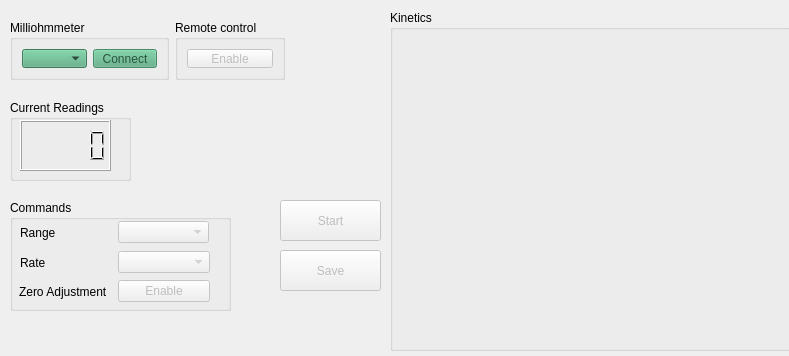
Before: the Qt Designer form deviceform.ui in brainonn/Ohmmeter, drawn with Qt 5.
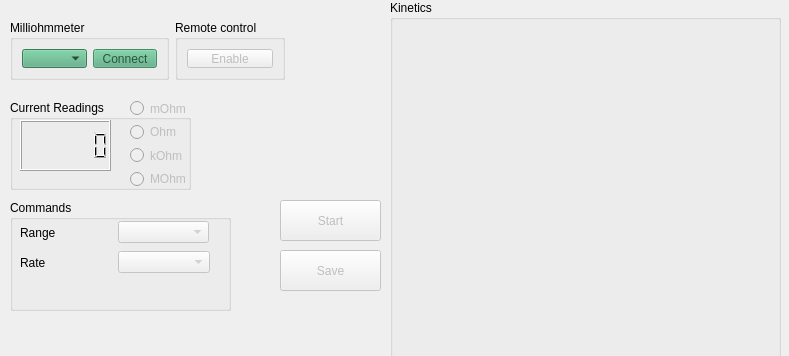
After: the same form once the commit is applied. Custom widgets are drawn as their Qt base class.

Commit message: added readings and kinetics

Diff of the .ui file:
```diff
--- a/deviceform.ui
+++ b/deviceform.ui
@@ -502,46 +502,28 @@
     </item>
    </layout>
   </widget>
-  <widget class="QGroupBox" name="groupBoxLCD">
-   <property name="geometry">
-    <rect>
-     <x>10</x>
-     <y>100</y>
-     <width>121</width>
-     <height>81</height>
-    </rect>
-   </property>
-   <property name="title">
-    <string>Current Readings</string>
-   </property>
-   <widget class="QLCDNumber" name="lcdNumber">
-    <property name="geometry">
-     <rect>
-      <x>10</x>
-      <y>20</y>
-      <width>91</width>
-      <height>51</height>
-     </rect>
-    </property>
-   </widget>
-  </widget>
   <widget class="QGroupBox" name="groupBoxKinetics">
    <property name="geometry">
     <rect>
      <x>390</x>
-     <y>10</y>
-     <width>401</width>
-     <height>341</height>
+     <y>0</y>
+     <width>391</width>
+     <height>361</height>
     </rect>
    </property>
    <property name="title">
     <string>Kinetics</string>
    </property>
-   <layout class="QHBoxLayout" name="horizontalLayout_3">
-    <item>
-     <widget class="QCustomPlot" name="widget" native="true"/>
-    </item>
-   </layout>
+   <widget class="QCustomPlot" name="widget" native="true">
+    <property name="geometry">
+     <rect>
+      <x>10</x>
+      <y>20</y>
+      <width>371</width>
+      <height>321</height>
+     </rect>
+    </property>
+   </widget>
   </widget>
   <widget class="QPushButton" name="buttonSave">
    <property name="enabled">
@@ -610,35 +592,6 @@
      </item>
     </layout>
    </widget>
-   <widget class="QWidget" name="layoutWidget_3">
-    <property name="geometry">
-     <rect>
-      <x>9</x>
-      <y>79</y>
-      <width>191</width>
-      <height>25</height>
-     </rect>
-    </property>
-    <layout class="QHBoxLayout" name="horizontalLayout_6">
-     <item>
-      <widget class="QLabel" name="labelZero">
-       <property name="text">
-        <string>Zero Adjustment </string>
-       </property>
-      </widget>
-     </item>
-     <item>
-      <widget class="QPushButton" name="buttonZero">
-       <property name="enabled">
-        <bool>false</bool>
-       </property>
-       <property name="text">
-        <string>Enable</string>
-       </property>
-      </widget>
-     </item>
-    </layout>
-   </widget>
    <widget class="QWidget" name="layoutWidget_4">
     <property name="geometry">
      <rect>
@@ -666,6 +619,105 @@
     </layout>
    </widget>
   </widget>
+  <widget class="QWidget" name="">
+   <property name="geometry">
+    <rect>
+     <x>10</x>
+     <y>100</y>
+     <width>181</width>
+     <height>90</height>
+    </rect>
+   </property>
+   <layout class="QGridLayout" name="gridLayout_3">
+    <item row="0" column="0">
+     <widget class="QGroupBox" name="groupBoxLCD">
+      <property name="title">
+       <string>Current Readings</string>
+      </property>
+      <widget class="QLCDNumber" name="lcdNumber">
+       <property name="geometry">
+        <rect>
+         <x>10</x>
+         <y>20</y>
+         <width>91</width>
+         <height>51</height>
+        </rect>
+       </property>
+       <property name="smallDecimalPoint">
+        <bool>false</bool>
+       </property>
+       <property name="digitCount">
+        <number>6</number>
+       </property>
+      </widget>
+      <widget class="QWidget" name="layoutWidget">
+       <property name="geometry">
+        <rect>
+         <x>120</x>
+         <y>0</y>
+         <width>61</width>
+         <height>88</height>
+        </rect>
+       </property>
+       <layout class="QFormLayout" name="formLayout">
+        <item row="0" column="0">
+         <widget class="QRadioButton" name="radioButtonUnits_mOhm">
+          <property name="enabled">
+           <bool>false</bool>
+          </property>
+          <property name="text">
+           <string>mOhm</string>
+          </property>
+          <property name="checkable">
+           <bool>true</bool>
+          </property>
+         </widget>
+        </item>
+        <item row="1" column="0">
+         <widget class="QRadioButton" name="radioButtonUnits_Ohm">
+          <property name="enabled">
+           <bool>false</bool>
+          </property>
+          <property name="text">
+           <string>Ohm</string>
+          </property>
+          <property name="checkable">
+           <bool>true</bool>
+          </property>
+         </widget>
+        </item>
+        <item row="2" column="0">
+         <widget class="QRadioButton" name="radioButtonUnits_kOhm">
+          <property name="enabled">
+           <bool>false</bool>
+          </property>
+          <property name="text">
+           <string>kOhm</string>
+          </property>
+          <property name="checkable">
+           <bool>true</bool>
+          </property>
+         </widget>
+        </item>
+        <item row="3" column="0">
+         <widget class="QRadioButton" name="radioButtonUnits_MOhm">
+          <property name="enabled">
+           <bool>false</bool>
+          </property>
+          <property name="text">
+           <string>MOhm</string>
+          </property>
+          <property name="checkable">
+           <bool>true</bool>
+          </property>
+         </widget>
+        </item>
+       </layout>
+      </widget>
+     </widget>
+    </item>
+   </layout>
+  </widget>
  </widget>
  <customwidgets>
   <customwidget>
```
The commit also changes 8 other files.
